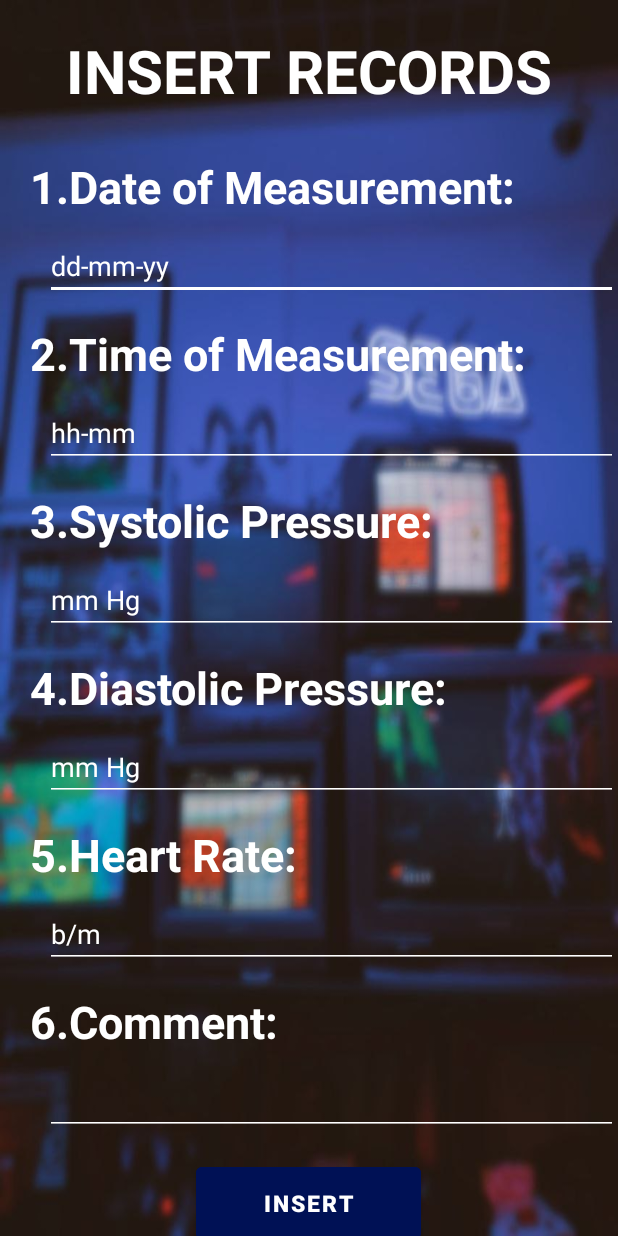
After one commit to MahinChowdhury/Cardiac-Recorder, an Android app: the addUserRecords screen opened directly, with no data from a screen before it, on a phone screen of 412 x 824 dp. The commit adds this screen. Run offline under Robolectric (Android 15) with nearby library versions, the phone set to English and light mode, and no system bars; our stand-ins replace Firebase (no records; nobody signed in at launch, a user with empty details on screens opened directly).

Commit message:
Inserting Records system added

```diff
--- /dev/null
+++ b/app/src/main/java/com/example/cardiacrecorder/addUserRecords.java
@@ -0,0 +1,99 @@
+package com.example.cardiacrecorder;
+
+import androidx.appcompat.app.AppCompatActivity;
+
+import android.content.Intent;
+import android.os.Bundle;
+import android.text.TextUtils;
+import android.view.View;
+import android.widget.Button;
+import android.widget.EditText;
+import android.widget.Toast;
+
+import com.google.firebase.database.DatabaseReference;
+import com.google.firebase.database.FirebaseDatabase;
+
+public class addUserRecords extends AppCompatActivity {
+
+    public DatabaseReference mDB;
+
+    EditText date_txt,time_txt,systolic_txt,diastolic_txt,heartRate_txt,comment_txt;
+    String date,time,systolic,diastolic,heartRate,comment;
+
+    @Override
+    protected void onCreate(Bundle savedInstanceState) {
+        super.onCreate(savedInstanceState);
+        setContentView(R.layout.activity_add_user_records);
+
+        mDB = FirebaseDatabase.getInstance().getReference();
+
+        date_txt = findViewById(R.id.editTextDate);
+        time_txt = findViewById(R.id.editTextTime);
+        systolic_txt = findViewById(R.id.editTextSystolic);
+        diastolic_txt = findViewById(R.id.editTextDiastolic);
+        heartRate_txt = findViewById(R.id.editTextHeart);
+        comment_txt = findViewById(R.id.editTextComment);
+
+        Button insert_btn = findViewById(R.id.insert_btn);
+
+         insert_btn.setOnClickListener(new View.OnClickListener() {
+             @Override
+             public void onClick(View v) {
+                 inputFormat();
+             }
+         });
+
+    }
+
+    private void inputFormat() {
+        if(!TextUtils.isEmpty(time_txt.getText())) {
+            if (!TextUtils.isEmpty(date_txt.getText())) {
+                if ( (!TextUtils.isEmpty(systolic_txt.getText())) && (Integer.parseInt(systolic_txt.getText().toString()) >= 0) && (Integer.parseInt(systolic_txt.getText().toString()) <= 200) ) {
+                    if ( (!TextUtils.isEmpty(diastolic_txt.getText())) && (Integer.parseInt(diastolic_txt.getText().toString()) >= 0) && (Integer.parseInt(diastolic_txt.getText().toString()) <= 150)) {
+                        if ( (!TextUtils.isEmpty(heartRate_txt.getText())) && (Integer.parseInt(heartRate_txt.getText().toString()) >= 0) && (Integer.parseInt(heartRate_txt.getText().toString()) <= 150)) {
+
+                            date = date_txt.getText().toString();
+                            time = time_txt.getText().toString();
+                            systolic = systolic_txt.getText().toString();
+                            diastolic = diastolic_txt.getText().toString();
+                            heartRate = heartRate_txt.getText().toString();
+                            comment = comment_txt.getText().toString();
+
+                            insertData(date,time,systolic,diastolic,comment,heartRate);
+
+                            Toast.makeText(addUserRecords.this, "Inserted data successfully", Toast.LENGTH_SHORT).show();
+
+                            Intent dashpage= new Intent(addUserRecords.this, userRecords.class);
+                            startActivity(dashpage);
+                            finish();
+
+                        } else {
+                            heartRate_txt.setError("Invalid data format added");
+
+                            // Toast.makeText(DataEntry.this, "Invalid data format added", Toast.LENGTH_LONG).show();
+
+                        }
+
+                    } else {
+                        diastolic_txt.setError("Invalid data format added");
+                        //Toast.makeText(DataEntry.this, "Invalid data format added", Toast.LENGTH_LONG).show();
+                    }
+                } else {
+                    systolic_txt.setError("Invalid data format added");
+                    //Toast.makeText(DataEntry.this, "Invalid data format added", Toast.LENGTH_LONG).show();
+                }
+            } else {
+                time_txt.setError("The field must be required");
+            }
+        }
+        else{
+            date_txt.setError("The field must be required");
+        }
+    }
+
+    public void insertData(String date,String time,String s,String d, String cmnt,String hr){
+    Record record = new Record(date,time,s,d,hr,cmnt);
+    String id = mDB.push().getKey();
+    mDB.child("records").child(id).setValue(record);
+    }
+}
--- a/app/src/main/java/com/example/cardiacrecorder/userRecords.java
+++ b/app/src/main/java/com/example/cardiacrecorder/userRecords.java
@@ -11,6 +11,7 @@ import android.os.Bundle;
 import android.view.MenuItem;
 import android.view.View;
 import android.widget.Button;
+import android.widget.Toast;
 
 import com.google.android.material.bottomnavigation.BottomNavigationView;
 import com.google.android.material.navigation.NavigationBarView;
@@ -111,13 +112,16 @@ public class userRecords extends AppCompatActivity {
 //    }
 
     public void AddNewItem() {
-        Intent newItem = new Intent(userRecords.this, MainActivity.class);
+        Intent newItem = new Intent(userRecords.this, addUserRecords.class);
         startActivity(newItem);
     }
     public void logoutUser() {
 
         auth = FirebaseAuth.getInstance();
         auth.signOut();
+
+        Toast.makeText(userRecords.this, "You have logged out successfully.", Toast.LENGTH_SHORT).show();
+
         Intent home = new Intent(userRecords.this, MainActivity.class);
         startActivity(home);
         finish();
--- /dev/null
+++ b/app/src/main/res/layout/activity_add_user_records.xml
@@ -0,0 +1,179 @@
+<?xml version="1.0" encoding="utf-8"?>
+<LinearLayout xmlns:android="http://schemas.android.com/apk/res/android"
+    xmlns:app="http://schemas.android.com/apk/res-auto"
+    xmlns:tools="http://schemas.android.com/tools"
+    android:layout_width="match_parent"
+    android:layout_height="match_parent"
+    tools:context=".addUserRecords"
+    android:id="@+id/add_records"
+    android:background="@drawable/editimg01"
+    android:orientation="vertical">
+
+
+    <TextView
+        android:id="@+id/textView2"
+        android:layout_width="wrap_content"
+        android:layout_height="wrap_content"
+        android:layout_gravity="center"
+        android:text="INSERT RECORDS"
+        android:layout_marginTop="20dp"
+        android:textColor="@color/white"
+        android:textSize="40sp"
+        android:textStyle="bold"
+        android:layout_marginBottom="30sp"/>
+
+    <TextView
+        android:layout_width="wrap_content"
+        android:layout_height="wrap_content"
+        android:text="1.Date of Measurement:"
+        android:textColor="@color/white"
+        android:textSize="30sp"
+        android:textStyle="bold"
+        android:layout_marginBottom="10sp"
+        android:layout_marginLeft="20sp"
+        />
+
+
+    <EditText
+        android:id="@+id/editTextDate"
+        android:layout_width="match_parent"
+        android:layout_height="wrap_content"
+        android:hint="dd-mm-yy"
+        android:textColorHint="@color/white"
+        android:inputType="date"
+        android:textColor="@color/white"
+        android:layout_marginBottom="15sp"
+        android:backgroundTint="@color/white"
+        android:layout_marginLeft="30sp"
+        />
+
+    <TextView
+        android:layout_width="wrap_content"
+        android:layout_height="wrap_content"
+        android:text="2.Time of Measurement:"
+        android:textColor="@color/white"
+        android:textSize="30sp"
+        android:textStyle="bold"
+        android:layout_marginBottom="10sp"
+        android:layout_marginLeft="20sp"
+        />
+    <EditText
+        android:id="@+id/editTextTime"
+        android:layout_width="match_parent"
+        android:layout_height="wrap_content"
+        android:hint="hh-mm"
+        android:textColorHint="@color/white"
+        android:inputType="datetime"
+        android:textColor="@color/white"
+        android:layout_marginBottom="15sp"
+        android:backgroundTint="@color/white"
+        android:layout_marginLeft="30sp"
+        />
+
+    <TextView
+        android:layout_width="wrap_content"
+        android:layout_height="wrap_content"
+        android:text="3.Systolic Pressure:"
+        android:textColor="@color/white"
+        android:textSize="30sp"
+        android:textStyle="bold"
+        android:layout_marginBottom="10sp"
+        android:layout_marginLeft="20sp"
+        />
+    <EditText
+        android:id="@+id/editTextSystolic"
+        android:layout_width="match_parent"
+        android:layout_height="wrap_content"
+        android:hint="mm Hg"
+        android:textColorHint="@color/white"
+        android:inputType="number"
+        android:textColor="@color/white"
+        android:layout_marginBottom="15sp"
+        android:backgroundTint="@color/white"
+        android:layout_marginLeft="30sp"
+        />
+
+    <TextView
+        android:layout_width="wrap_content"
+        android:layout_height="wrap_content"
+        android:text="4.Diastolic Pressure:"
+        android:textColor="@color/white"
+        android:textSize="30sp"
+        android:textStyle="bold"
+        android:layout_marginBottom="10sp"
+        android:layout_marginLeft="20sp"
+        />
+    <EditText
+        android:id="@+id/editTextDiastolic"
+        android:layout_width="match_parent"
+        android:layout_height="wrap_content"
+        android:hint="mm Hg"
+        android:textColorHint="@color/white"
+        android:inputType="number"
+        android:textColor="@color/white"
+        android:layout_marginBottom="15sp"
+        android:backgroundTint="@color/white"
+        android:layout_marginLeft="30sp"
+        />
+
+    <TextView
+        android:layout_width="wrap_content"
+        android:layout_height="wrap_content"
+        android:text="5.Heart Rate:"
+        android:textColor="@color/white"
+        android:textSize="30sp"
+        android:textStyle="bold"
+        android:layout_marginBottom="10sp"
+        android:layout_marginLeft="20sp"
+        />
+
+    <EditText
+        android:id="@+id/editTextHeart"
+        android:layout_width="match_parent"
+        android:layout_height="wrap_content"
+        android:hint="b/m"
+        android:textColorHint="@color/white"
+        android:inputType="number"
+        android:textColor="@color/white"
+        android:layout_marginBottom="15sp"
+        android:backgroundTint="@color/white"
+        android:layout_marginLeft="30sp"
+        />
+
+    <TextView
+        android:layout_width="wrap_content"
+        android:layout_height="wrap_content"
+        android:text="6.Comment:"
+        android:textColor="@color/white"
+        android:textSize="30sp"
+        android:textStyle="bold"
+        android:layout_marginBottom="10sp"
+        android:layout_marginLeft="20sp"
+        />
+
+    <EditText
+        android:id="@+id/editTextComment"
+        android:layout_width="match_parent"
+        android:layout_height="wrap_content"
+        android:textColorHint="@color/white"
+        android:inputType="textPersonName"
+        android:textColor="@color/white"
+        android:layout_marginBottom="15sp"
+        android:backgroundTint="@color/white"
+        android:layout_marginLeft="30sp"
+        />
+
+    <Button
+        android:id="@+id/insert_btn"
+        android:layout_width="150dp"
+        android:layout_height="60dp"
+        android:backgroundTint="#001155"
+        android:text="INSERT"
+        android:textColor="@color/white"
+        android:textStyle="bold"
+        android:textSize="15sp"
+        android:layout_gravity="center"
+        />
+
+
+</LinearLayout>
--- a/app/src/main/res/layout/activity_user_records.xml
+++ b/app/src/main/res/layout/activity_user_records.xml
@@ -10,6 +10,7 @@
         android:id="@+id/userRecords"
         android:layout_width="match_parent"
         android:layout_height="match_parent"
+        android:layout_marginBottom="40dp"
         android:background="@drawable/dashboardbackground" />
 
     <FrameLayout
```
Also changed, not shown: app/src/main/AndroidManifest.xml (+7 -0 lines), app/src/main/java/com/example/cardiacrecorder/loginActivity.java (+4 -3 lines), app/src/main/res/layout/fragment_add.xml (+6 -6 lines), app/src/main/res/layout/fragment_home.xml (+6 -6 lines), app/src/main/res/layout/fragment_logout.xml (+6 -6 lines), app/src/main/res/layout/singlerecord.xml (+5 -5 lines), app/src/main/res/drawable-v24/editimg01.jpeg (added), app/src/main/res/drawable-v24/editimg02.jpeg (added), app/src/main/res/drawable-v24/editscreen.jpg (added).
